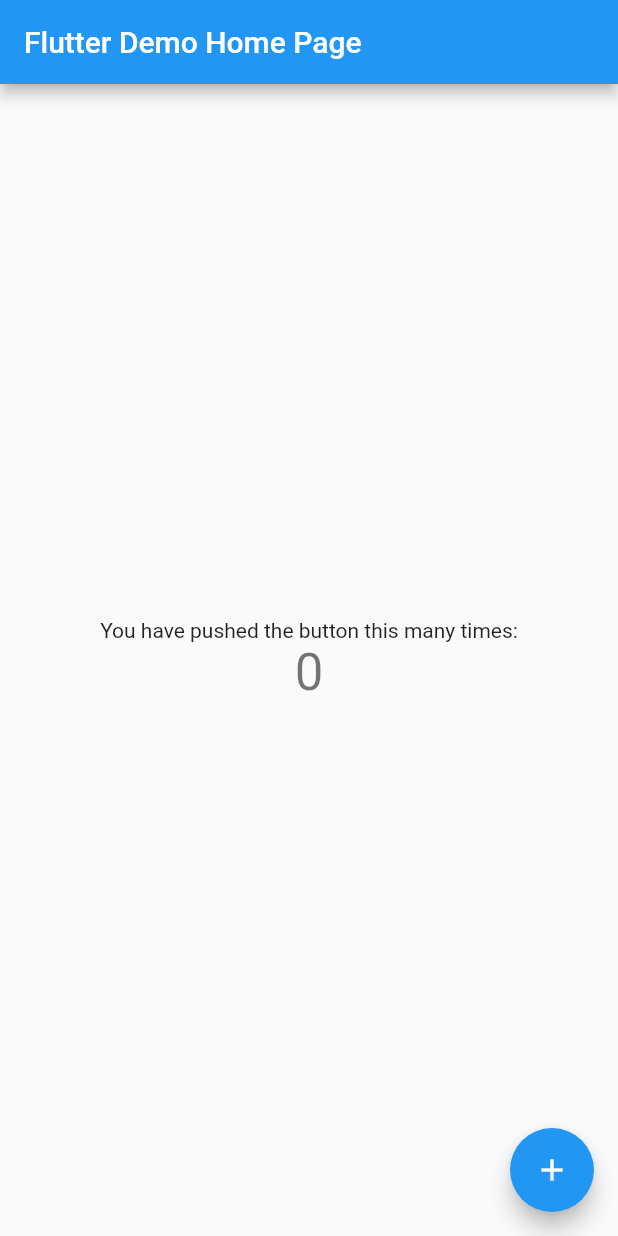
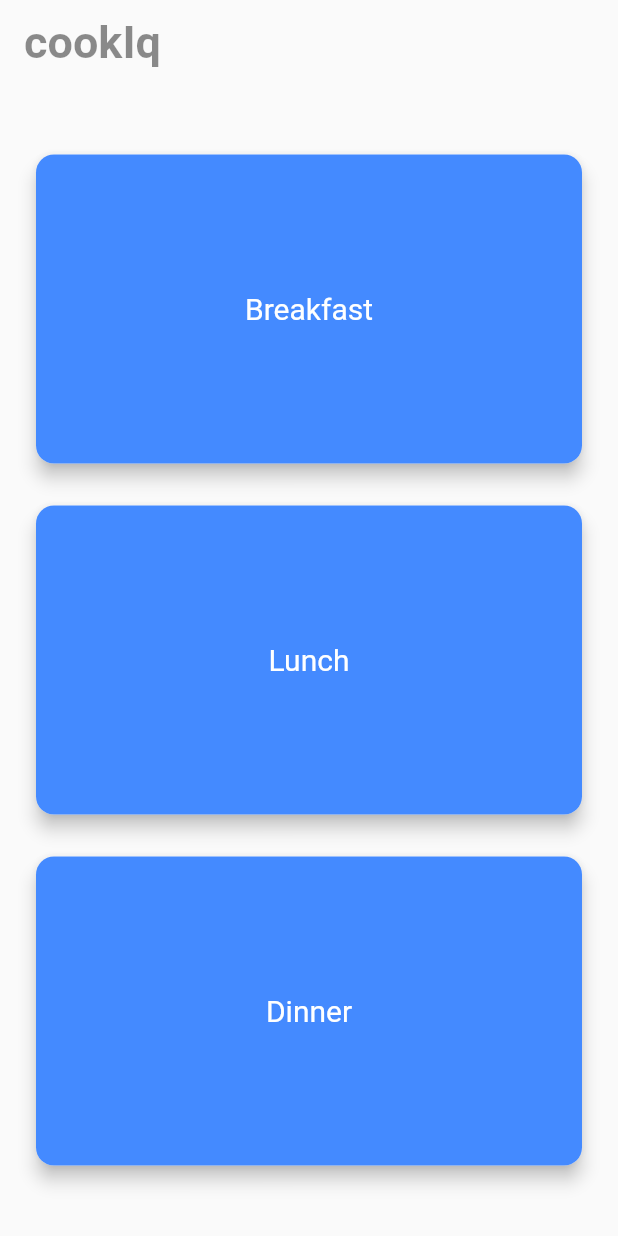
Before and after one commit to ahmedalshakkaki/cookIq, a Flutter app: the screen it shows after launch, on a phone screen of 412 x 824 dp. Run offline on Flutter 3.47's test engine with Material 2 defaults, Android fonts, the phone set to English and light mode, and no system bars.

Commit message:
main containers

```diff
--- /dev/null
+++ b/lib/constants.dart
@@ -0,0 +1,2 @@
+const kMainPaddingH = 20.0;
+const kContainerBorderRadius = 12.0;
--- /dev/null
+++ b/lib/homePage.dart
@@ -0,0 +1,98 @@
+import 'package:cookiq/constants.dart';
+import 'package:flutter/gestures.dart';
+import 'package:flutter/material.dart';
+
+import 'mealScreen.dart';
+
+class homePage extends StatelessWidget {
+  const homePage({Key? key}) : super(key: key);
+
+  @override
+  Widget build(BuildContext context) {
+    Size size = MediaQuery.of(context).size;
+    return Scaffold(
+      appBar: AppBar(
+        backgroundColor: Colors.transparent,
+        elevation: 0,
+        title: Text(
+          'cookIq',
+          style: TextStyle(
+              color: Colors.black45, fontSize: 30, fontWeight: FontWeight.w600),
+        ),
+      ),
+      body: Column(mainAxisAlignment: MainAxisAlignment.center, children: [
+        Padding(
+          padding: const EdgeInsets.symmetric(
+              horizontal: kMainPaddingH, vertical: 10),
+          child: InkWell(
+            onTap: () {
+              Navigator.push(context, MaterialPageRoute(builder: (context) {
+                return MealScreen();
+              }));
+            },
+            child: Card(
+              elevation: 5,
+              shape: RoundedRectangleBorder(
+                  borderRadius: BorderRadius.circular(kContainerBorderRadius)),
+              child: Container(
+                height: size.height * 0.25,
+                decoration: BoxDecoration(
+                    color: Colors.blueAccent.shade200,
+                    borderRadius:
+                        BorderRadius.circular(kContainerBorderRadius)),
+                child: Center(
+                  child: Text(
+                    'Breakfast',
+                    style: TextStyle(color: Colors.white, fontSize: 20),
+                  ),
+                ),
+              ),
+            ),
+          ),
+        ),
+        Padding(
+          padding: const EdgeInsets.symmetric(
+              horizontal: kMainPaddingH, vertical: 10),
+          child: Card(
+            elevation: 5,
+            shape: RoundedRectangleBorder(
+                borderRadius: BorderRadius.circular(kContainerBorderRadius)),
+            child: Container(
+              height: size.height * 0.25,
+              decoration: BoxDecoration(
+                  color: Colors.blueAccent.shade200,
+                  borderRadius: BorderRadius.circular(kContainerBorderRadius)),
+              child: Center(
+                child: Text(
+                  'Lunch',
+                  style: TextStyle(color: Colors.white, fontSize: 20),
+                ),
+              ),
+            ),
+          ),
+        ),
+        Padding(
+          padding: const EdgeInsets.symmetric(
+              horizontal: kMainPaddingH, vertical: 10),
+          child: Card(
+            elevation: 5,
+            shape: RoundedRectangleBorder(
+                borderRadius: BorderRadius.circular(kContainerBorderRadius)),
+            child: Container(
+              height: size.height * 0.25,
+              decoration: BoxDecoration(
+                  color: Colors.blueAccent.shade200,
+                  borderRadius: BorderRadius.circular(kContainerBorderRadius)),
+              child: Center(
+                child: Text(
+                  'Dinner',
+                  style: TextStyle(color: Colors.white, fontSize: 20),
+                ),
+              ),
+            ),
+          ),
+        ),
+      ]),
+    );
+  }
+}
--- a/lib/main.dart
+++ b/lib/main.dart
@@ -1,4 +1,6 @@
 import 'package:flutter/material.dart';
+
+import 'homePage.dart';
 
 void main() {
   runApp(const MyApp());
@@ -11,101 +13,11 @@
   @override
   Widget build(BuildContext context) {
     return MaterialApp(
-      title: 'Flutter Demo',
-      theme: ThemeData(
-        // This is the theme of your application.
-        //
-        // Try running your application with "flutter run". You'll see the
-        // application has a blue toolbar. Then, without quitting the app, try
-        // changing the primarySwatch below to Colors.green and then invoke
-        // "hot reload" (press "r" in the console where you ran "flutter run",
-        // or simply save your changes to "hot reload" in a Flutter IDE).
-        // Notice that the counter didn't reset back to zero; the application
-        // is not restarted.
-        primarySwatch: Colors.blue,
-      ),
-      home: const MyHomePage(title: 'Flutter Demo Home Page'),
-    );
+        debugShowCheckedModeBanner: false,
+        title: 'cookIq',
+        theme: ThemeData(
+          primarySwatch: Colors.blue,
+        ),
+        home: homePage());
   }
 }
-
-class MyHomePage extends StatefulWidget {
-  const MyHomePage({Key? key, required this.title}) : super(key: key);
-
-  // This widget is the home page of your application. It is stateful, meaning
-  // that it has a State object (defined below) that contains fields that affect
-  // how it looks.
-
-  // This class is the configuration for the state. It holds the values (in this
-  // case the title) provided by the parent (in this case the App widget) and
-  // used by the build method of the State. Fields in a Widget subclass are
-  // always marked "final".
-
-  final String title;
-
-  @override
-  State<MyHomePage> createState() => _MyHomePageState();
-}
-
-class _MyHomePageState extends State<MyHomePage> {
-  int _counter = 0;
-
-  void _incrementCounter() {
-    setState(() {
-      var a = 1;
-      _counter++;
-    });
-  }
-
-  @override
-  Widget build(BuildContext context) {
-    // This method is rerun every time setState is called, for instance as done
-    // by the _incrementCounter method above.
-    //
-    // The Flutter framework has been optimized to make rerunning build methods
-    // fast, so that you can just rebuild anything that needs updating rather
-    // than having to individually change instances of widgets.
-    return Scaffold(
-      appBar: AppBar(
-        // Here we take the value from the MyHomePage object that was created by
-        // the App.build method, and use it to set our appbar title.
-        title: Text(widget.title),
-      ),
-      body: Center(
-        // Center is a layout widget. It takes a single child and positions it
-        // in the middle of the parent.
-        child: Column(
-          // Column is also a layout widget. It takes a list of children and
-          // arranges them vertically. By default, it sizes itself to fit its
-          // children horizontally, and tries to be as tall as its parent.
-          //
-          // Invoke "debug painting" (press "p" in the console, choose the
-          // "Toggle Debug Paint" action from the Flutter Inspector in Android
-          // Studio, or the "Toggle Debug Paint" command in Visual Studio Code)
-          // to see the wireframe for each widget.
-          //
-          // Column has various properties to control how it sizes itself and
-          // how it positions its children. Here we use mainAxisAlignment to
-          // center the children vertically; the main axis here is the vertical
-          // axis because Columns are vertical (the cross axis would be
-          // horizontal).
-          mainAxisAlignment: MainAxisAlignment.center,
-          children: <Widget>[
-            const Text(
-              'You have pushed the button this many times:',
-            ),
-            Text(
-              '$_counter',
-              style: Theme.of(context).textTheme.headline4,
-            ),
-          ],
-        ),
-      ),
-      floatingActionButton: FloatingActionButton(
-        onPressed: _incrementCounter,
-        tooltip: 'Increment',
-        child: const Icon(Icons.add),
-      ), // This trailing comma makes auto-formatting nicer for build methods.
-    );
-  }
-}
--- /dev/null
+++ b/lib/mealScreen.dart
@@ -0,0 +1,12 @@
+import 'package:flutter/material.dart';
+
+class MealScreen extends StatelessWidget {
+  const MealScreen({Key? key}) : super(key: key);
+
+  @override
+  Widget build(BuildContext context) {
+    return Scaffold(
+      appBar: AppBar(title: Text('meal')),
+    );
+  }
+}
```
